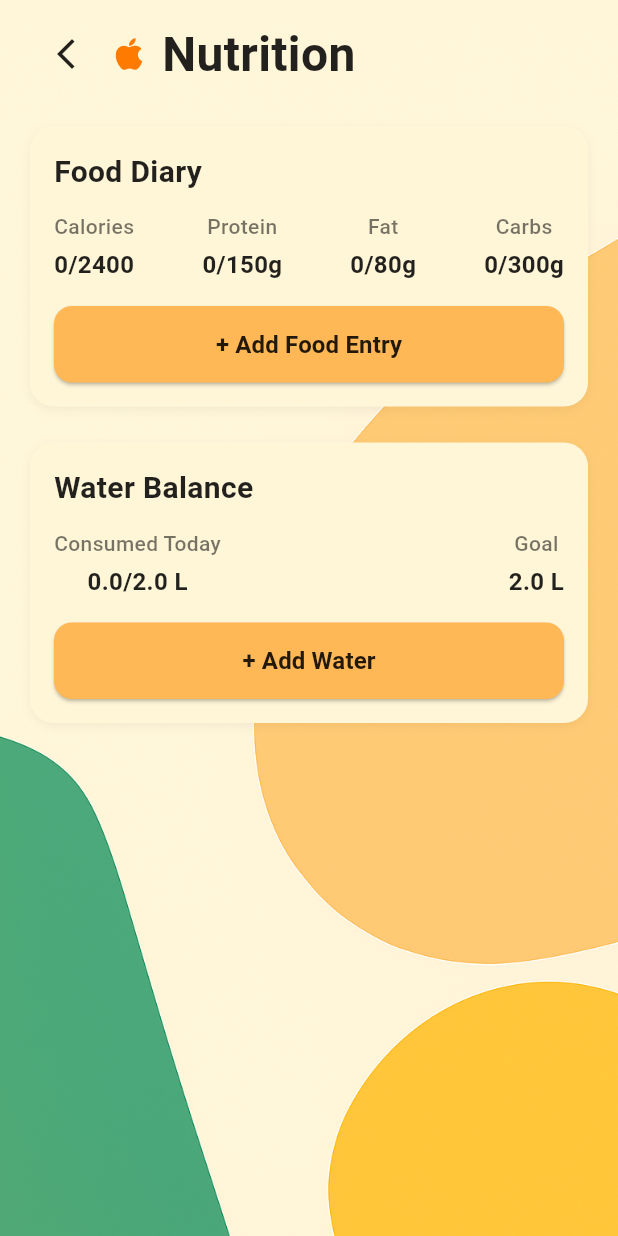
After one commit to IvanZhutyaev/Flutter_redesign_FitTrackPro, a Flutter app: the screen it shows after launch, after a tap on "Nutrition", on a phone screen of 412 x 824 dp. The commit adds this screen. Run offline on Flutter 3.47's test engine with Material 3 defaults, Android fonts, the phone set to English and light mode, and no system bars.

Commit message:
complete nutrition page

```diff
--- a/flutter_redesign/lib/main.dart
+++ b/flutter_redesign/lib/main.dart
@@ -2,7 +2,8 @@ import 'package:flutter/material.dart';
 import 'catalog.dart';
 import 'profile.dart';
 import 'workouts.dart';
-import 'activity.dart'; // 🔹 добавляем импорт
+import 'activity.dart';
+import 'nutritions.dart';
 
 void main() => runApp(const FitnessApp());
 
@@ -245,7 +246,17 @@ class MainScreen extends StatelessWidget {
                               ),
                               const SizedBox(height: 12),
                               // Nutrition
-                              Container(
+                              GestureDetector(
+                                onTap: () {
+                                  Navigator.push(
+                                    context,
+                                    MaterialPageRoute(
+                                      builder: (context) =>
+                                          const NutritionScreen(), // переход на экран питания
+                                    ),
+                                  );
+                                },
+                                child: Container(
                                   width: double.infinity,
                                   height: 100,
                                   decoration: BoxDecoration(
@@ -277,6 +288,7 @@ class MainScreen extends StatelessWidget {
                                         ),
                                       ),
                                     ],
+                                  ),
                                 ),
                               ),
                             ],
--- /dev/null
+++ b/flutter_redesign/lib/nutritions.dart
@@ -0,0 +1,254 @@
+import 'package:flutter/material.dart';
+
+class NutritionScreen extends StatelessWidget {
+  const NutritionScreen({Key? key}) : super(key: key);
+
+  @override
+  Widget build(BuildContext context) {
+    return Scaffold(
+      body: Stack(
+        children: [
+          // Background
+          Positioned.fill(
+            child: Image.asset(
+              'assets/nutritions_background.png',
+              fit: BoxFit.cover,
+            ),
+          ),
+
+          // Main content
+          SafeArea(
+            child: Padding(
+              padding: const EdgeInsets.symmetric(horizontal: 20, vertical: 12),
+              child: Column(
+                crossAxisAlignment: CrossAxisAlignment.start,
+                children: [
+                  // Header row
+                  Row(
+                    children: [
+                      IconButton(
+                        icon: const Icon(
+                          Icons.arrow_back_ios_new,
+                          color: Colors.black87,
+                        ),
+                        onPressed: () {
+                          Navigator.pop(context);
+                        },
+                      ),
+                      const SizedBox(width: 4),
+                      const Icon(
+                        Icons.apple, // работает в последних версиях Flutter
+                        color: Color(0xFFFF7A00),
+                        size: 28,
+                      ),
+                      const SizedBox(width: 8),
+                      const Text(
+                        "Nutrition",
+                        style: TextStyle(
+                          fontSize: 32,
+                          fontWeight: FontWeight.w700,
+                          color: Colors.black87,
+                        ),
+                      ),
+                    ],
+                  ),
+                  const SizedBox(height: 24),
+
+                  // Food Diary card
+                  Container(
+                    width: double.infinity,
+                    padding: const EdgeInsets.all(16),
+                    decoration: BoxDecoration(
+                      color: const Color(0xFFFFF6D8),
+                      borderRadius: BorderRadius.circular(16),
+                      boxShadow: [
+                        BoxShadow(
+                          color: Colors.black.withOpacity(0.05),
+                          blurRadius: 5,
+                          offset: const Offset(0, 2),
+                        ),
+                      ],
+                    ),
+                    child: Column(
+                      crossAxisAlignment: CrossAxisAlignment.start,
+                      children: [
+                        const Text(
+                          "Food Diary",
+                          style: TextStyle(
+                            fontSize: 20,
+                            fontWeight: FontWeight.w600,
+                            color: Colors.black87,
+                          ),
+                        ),
+                        const SizedBox(height: 12),
+                        Row(
+                          mainAxisAlignment: MainAxisAlignment.spaceBetween,
+                          children: const [
+                            _NutritionItem(title: "Calories", value: "0/2400"),
+                            _NutritionItem(title: "Protein", value: "0/150g"),
+                            _NutritionItem(title: "Fat", value: "0/80g"),
+                            _NutritionItem(title: "Carbs", value: "0/300g"),
+                          ],
+                        ),
+                        const SizedBox(height: 16),
+                        SizedBox(
+                          width: double.infinity,
+                          child: ElevatedButton(
+                            onPressed: () {},
+                            style: ElevatedButton.styleFrom(
+                              backgroundColor: const Color(0xFFFFB855),
+                              foregroundColor: Colors.black87,
+                              shape: RoundedRectangleBorder(
+                                borderRadius: BorderRadius.circular(12),
+                              ),
+                              padding: const EdgeInsets.symmetric(vertical: 14),
+                            ),
+                            child: const Text(
+                              "+ Add Food Entry",
+                              style: TextStyle(
+                                fontWeight: FontWeight.w600,
+                                fontSize: 16,
+                              ),
+                            ),
+                          ),
+                        ),
+                      ],
+                    ),
+                  ),
+                  const SizedBox(height: 24),
+
+                  // Water Balance card
+                  Container(
+                    width: double.infinity,
+                    padding: const EdgeInsets.all(16),
+                    decoration: BoxDecoration(
+                      color: const Color(0xFFFFF6D8),
+                      borderRadius: BorderRadius.circular(16),
+                      boxShadow: [
+                        BoxShadow(
+                          color: Colors.black.withOpacity(0.05),
+                          blurRadius: 5,
+                          offset: const Offset(0, 2),
+                        ),
+                      ],
+                    ),
+                    child: Column(
+                      crossAxisAlignment: CrossAxisAlignment.start,
+                      children: [
+                        const Text(
+                          "Water Balance",
+                          style: TextStyle(
+                            fontSize: 20,
+                            fontWeight: FontWeight.w600,
+                            color: Colors.black87,
+                          ),
+                        ),
+                        const SizedBox(height: 12),
+                        Row(
+                          mainAxisAlignment: MainAxisAlignment.spaceBetween,
+                          children: const [
+                            _WaterItem(
+                              title: "Consumed Today",
+                              value: "0.0/2.0 L",
+                            ),
+                            _WaterItem(title: "Goal", value: "2.0 L"),
+                          ],
+                        ),
+                        const SizedBox(height: 16),
+                        SizedBox(
+                          width: double.infinity,
+                          child: ElevatedButton(
+                            onPressed: () {},
+                            style: ElevatedButton.styleFrom(
+                              backgroundColor: const Color(0xFFFFB855),
+                              foregroundColor: Colors.black87,
+                              shape: RoundedRectangleBorder(
+                                borderRadius: BorderRadius.circular(12),
+                              ),
+                              padding: const EdgeInsets.symmetric(vertical: 14),
+                            ),
+                            child: const Text(
+                              "+ Add Water",
+                              style: TextStyle(
+                                fontWeight: FontWeight.w600,
+                                fontSize: 16,
+                              ),
+                            ),
+                          ),
+                        ),
+                      ],
+                    ),
+                  ),
+                ],
+              ),
+            ),
+          ),
+        ],
+      ),
+    );
+  }
+}
+
+// Helper widgets
+class _NutritionItem extends StatelessWidget {
+  final String title;
+  final String value;
+  const _NutritionItem({required this.title, required this.value});
+
+  @override
+  Widget build(BuildContext context) {
+    return Column(
+      children: [
+        Text(
+          title,
+          style: const TextStyle(
+            fontSize: 14,
+            fontWeight: FontWeight.w500,
+            color: Colors.black54,
+          ),
+        ),
+        const SizedBox(height: 4),
+        Text(
+          value,
+          style: const TextStyle(
+            fontSize: 16,
+            fontWeight: FontWeight.w600,
+            color: Colors.black87,
+          ),
+        ),
+      ],
+    );
+  }
+}
+
+class _WaterItem extends StatelessWidget {
+  final String title;
+  final String value;
+  const _WaterItem({required this.title, required this.value});
+
+  @override
+  Widget build(BuildContext context) {
+    return Column(
+      crossAxisAlignment: CrossAxisAlignment.center,
+      children: [
+        Text(
+          title,
+          style: const TextStyle(
+            fontSize: 14,
+            fontWeight: FontWeight.w500,
+            color: Colors.black54,
+          ),
+        ),
+        const SizedBox(height: 4),
+        Text(
+          value,
+          style: const TextStyle(
+            fontSize: 16,
+            fontWeight: FontWeight.w600,
+            color: Colors.black87,
+          ),
+        ),
+      ],
+    );
+  }
+}
```
Also changed, not shown: flutter_redesign/assets/nutritions_background.png (added). Lines whose indentation alone changed are shown as unchanged.
